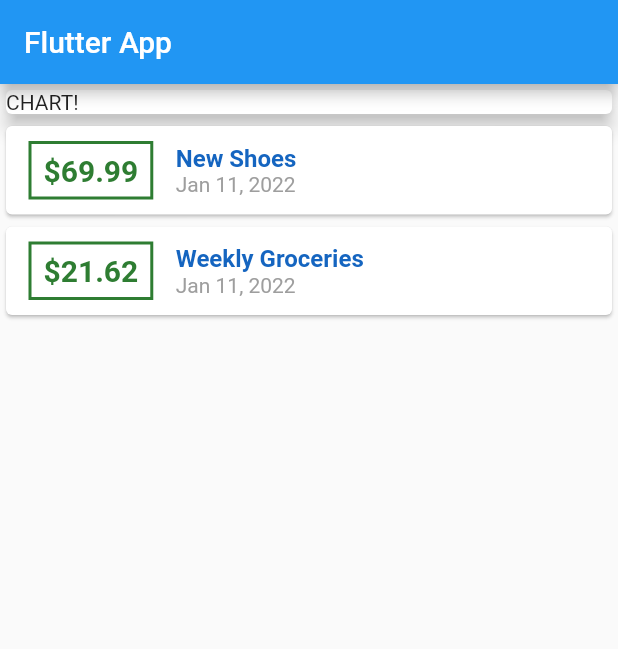
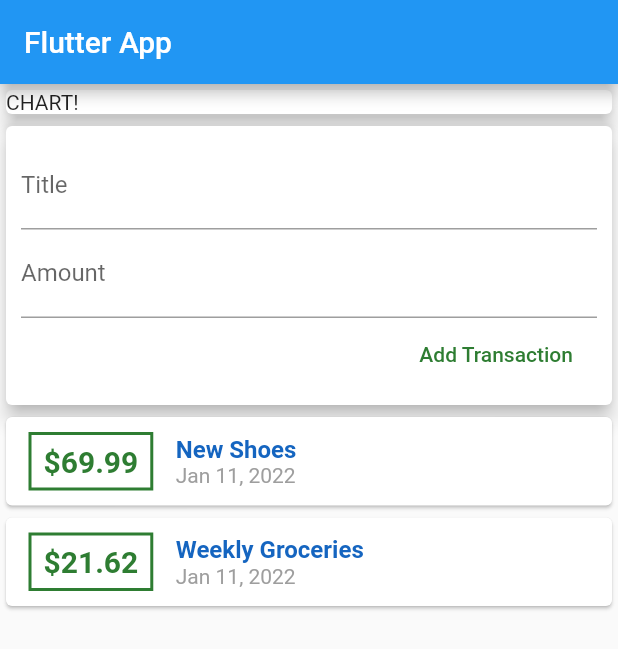
Before and after one commit to gmilic/flutter_expense_tracker, a Flutter app: the screen it shows after launch, on a phone screen of 412 x 824 dp. Shown: the top 649 px of the screen. Run offline on Flutter 3.47's test engine with Material 2 defaults, Android fonts, the phone set to English and light mode, and no system bars.

Commit message:
Section 85 finished

```diff
--- a/lib/main.dart
+++ b/lib/main.dart
@@ -25,6 +25,10 @@ class MyHomePage extends StatelessWidget {
         amount: 21.62,
         date: DateTime.now()),
   ];
+  // String titleInput;
+  // String amountInput;
+  final titleController = TextEditingController();
+  final amountCOntroler = TextEditingController();
 
   @override
   Widget build(BuildContext context) {
@@ -40,6 +44,36 @@ class MyHomePage extends StatelessWidget {
               elevation: 5,
             ),
             width: double.infinity,
+          ),
+          Card(
+            elevation: 5,
+            child: Container(
+              padding: EdgeInsets.all(10),
+              child: Column(
+                crossAxisAlignment: CrossAxisAlignment.end,
+                children: <Widget>[
+                  TextField(
+                    decoration: InputDecoration(labelText: 'Title'),
+                    controller: titleController,
+                    // onChanged: (val) {
+                    //   titleInput = val;
+                    // },
+                  ),
+                  TextField(
+                    decoration: InputDecoration(labelText: 'Amount'),
+                    controller: amountCOntroler,
+                    // onChanged: (val) => amountInput = val,
+                  ),
+                  FlatButton(
+                    child: Text('Add Transaction'),
+                    textColor: Colors.green[800],
+                    onPressed: () {
+                      print(titleController.text);
+                    },
+                  )
+                ],
+              ),
+            ),
           ),
           Column(
             children: transactions.map((tx) {
```
